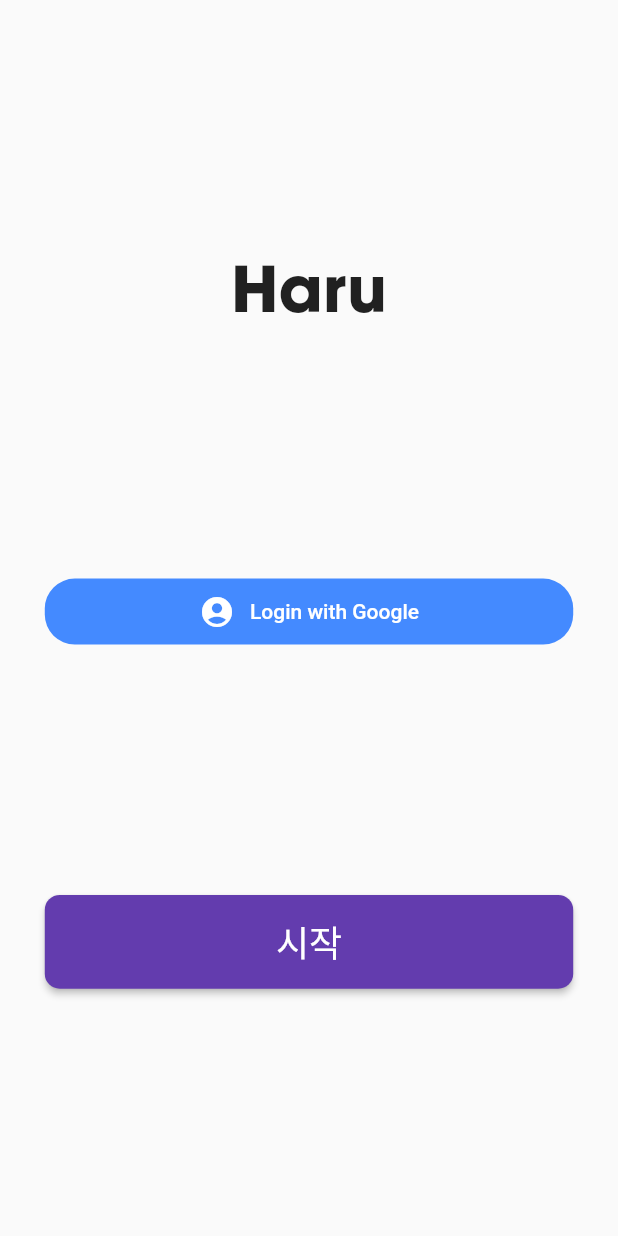
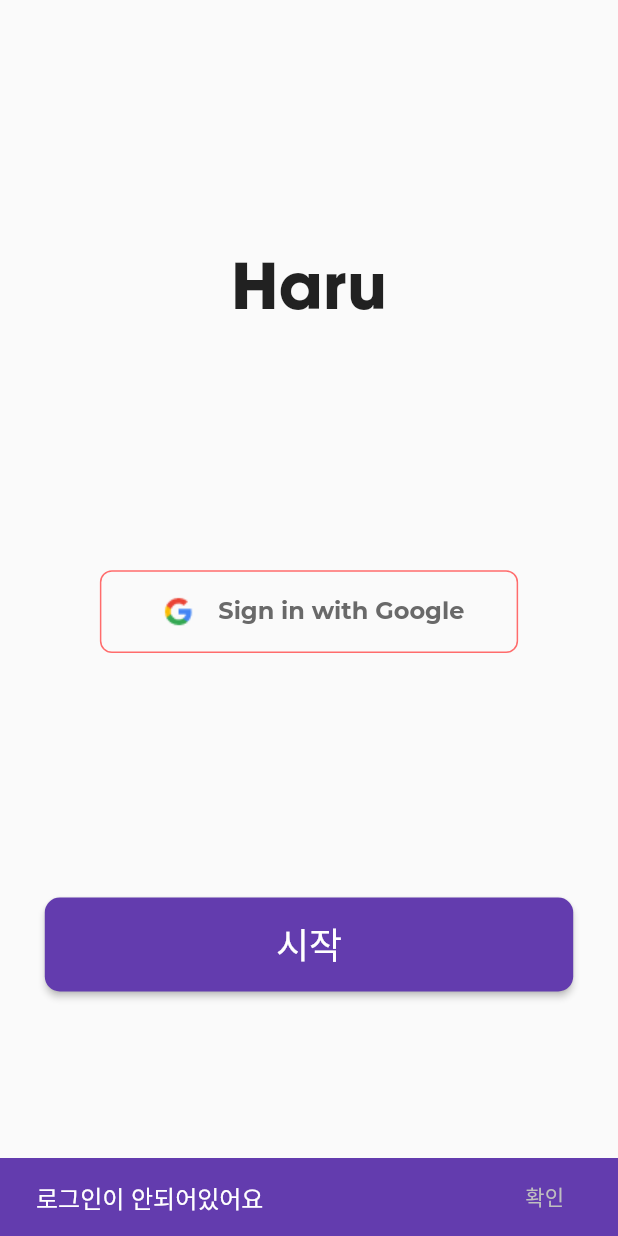
Before and after one commit to JoMinSeo/Haru_Flutter, a Flutter app: the screen it shows after launch, after a tap on "시작", on a phone screen of 412 x 824 dp. Run offline on Flutter 3.47's test engine with Material 2 defaults, Android fonts, the phone set to English and light mode, and no system bars; our stand-ins replace date_picker_timeline, firebase_auth, firebase_core, google_sign_in, logger; missing offline and left inert: fab_circular_menu; accounts and stored records are empty.

Commit message:
[update] ui

```diff
--- a/haru_flutter/lib/screens/Login/login_page.dart
+++ b/haru_flutter/lib/screens/Login/login_page.dart
@@ -16,9 +16,6 @@ class LoginPage extends StatefulWidget {
 
 class _LoginPageState extends State<LoginPage> {
   final GlobalKey<ScaffoldState> _scaffoldKey = new GlobalKey<ScaffoldState>();
-
-  //FirebaseProvider firebaseProvider;
-  //bool doRemember;
 
   GoogleSignIn _googleSignIn = GoogleSignIn();
   FirebaseAuth _auth;
@@ -71,27 +68,35 @@ class _LoginPageState extends State<LoginPage> {
               ),
               Align(
                 alignment: Alignment.center,
-                child: FlatButton(
+                child: OutlineButton(
                   shape: RoundedRectangleBorder(
-                    borderRadius: BorderRadius.circular(20),
+                    borderRadius: BorderRadius.circular(8),
                   ),
                   onPressed: () {
                     onGoogleSignIn(context);
                   },
-                  color: isUserSignedIn ? Colors.green : Colors.blueAccent,
+                  borderSide: BorderSide(color: isUserSignedIn ? kPurple : kPink),
                   child: Padding(
-                    padding: EdgeInsets.all(10),
+                    padding: EdgeInsets.symmetric(
+                        vertical: getProportionateScreenHeight(12),
+                        horizontal: getProportionateScreenWidth(20)),
                     child: Row(
+                      mainAxisSize: MainAxisSize.min,
                       mainAxisAlignment: MainAxisAlignment.center,
-                      crossAxisAlignment: CrossAxisAlignment.center,
-                      children: <Widget>[
-                        Icon(Icons.account_circle, color: Colors.white),
-                        SizedBox(width: 10),
-                        Text(
-                            isUserSignedIn
-                                ? 'You\'re logged in with Google'
-                                : 'Login with Google',
-                            style: TextStyle(color: Colors.white))
+                      children: [
+                        Image(
+                          image: AssetImage("assets/images/google.png"),
+                          height: getProportionateScreenHeight(36.0),
+                        ),
+                        Padding(
+                          padding: EdgeInsets.only(
+                              left: getProportionateScreenWidth(10)),
+                          child: Text(
+                            isUserSignedIn ? "login complete" : "Sign in with Google",
+                            style:
+                                kMont.copyWith(fontSize: 16, color: kBlackGrey),
+                          ),
+                        )
                       ],
                     ),
                   ),
@@ -137,54 +142,15 @@ class _LoginPageState extends State<LoginPage> {
 
   void onGoogleSignIn(BuildContext context) async {
     User user = await _handleSignIn();
-    var userSignedIn = await Navigator.push(
-      context,
-      MaterialPageRoute(
-          builder: (context) => WelcomeUserWidget(user, _googleSignIn)),
-    );
+    var userSignedIn = await _scaffoldKey.currentState.showSnackBar(SnackBar(content: Text("로그인 성공"),));
 
     setState(() {
       isUserSignedIn = userSignedIn == null ? true : false;
     });
   }
 
-  // Widget _signInButton() {
-  //   return OutlineButton(
-  //     splashColor: kGrey,
-  //     onPressed: () {
-  //       FocusScope.of(context).requestFocus(new FocusNode()); // 키보드 감춤
-  //       _signInWithGoogle();
-  //     },
-  //     shape: RoundedRectangleBorder(
-  //       borderRadius: BorderRadius.circular(8),
-  //     ),
-  //     borderSide: BorderSide(color: kBlack),
-  //     child: Padding(
-  //       padding: EdgeInsets.symmetric(
-  //           vertical: getProportionateScreenHeight(12),
-  //           horizontal: getProportionateScreenWidth(20)),
-  //       child: Row(
-  //         mainAxisSize: MainAxisSize.min,
-  //         mainAxisAlignment: MainAxisAlignment.center,
-  //         children: [
-  //           Image(
-  //             image: AssetImage("assets/images/google.png"),
-  //             height: getProportionateScreenHeight(36.0),
-  //           ),
-  //           Padding(
-  //             padding: EdgeInsets.only(left: getProportionateScreenWidth(10)),
-  //             child: Text(
-  //               "Sign in with Google",
-  //               style: kMont.copyWith(fontSize: 16, color: kBlackGrey),
-  //             ),
-  //           )
-  //         ],
-  //       ),
-  //     ),
-  //   );
-  // }
+  Widget loginSuccessButton() {
 
-  Widget loginSuccessButton() {
     return ButtonTheme(
       minWidth: SizeConfig.screenWidth,
       height: getProportionateScreenHeight(68),
@@ -201,76 +167,29 @@ class _LoginPageState extends State<LoginPage> {
           onPressed: () {
             isUserSignedIn == true
                 ? Navigator.push(context,
-                    MaterialPageRoute(builder: (context) => MainPage()))
-                : Scaffold.of(context)
-                    .showSnackBar(SnackBar(content: Text("로그인해 시발럼아")));
+                    MaterialPageRoute(builder: (context) => MainPage(user, _googleSignIn)))
+                : _scaffoldKey.currentState.showSnackBar(
+                    SnackBar(
+                      content: Text(
+                        "로그인이 안되어있어요",
+                        style: kMedium.copyWith(fontSize: 16),
+                      ),
+                      elevation: 0.5,
+                      backgroundColor: kPurple,
+                      duration: Duration(milliseconds: 2000),
+                      action: SnackBarAction(
+                        label: "확인",
+                        textColor: kGrey,
+                        disabledTextColor: kWhite,
+                        onPressed: () {
+                          print("snackBar Action Clicked");
+                        },
+                      ),
+                    ),
+                  );
           },
         ),
       ),
     );
   }
 }
-
-class WelcomeUserWidget extends StatelessWidget {
-  GoogleSignIn _googleSignIn;
-  User _user;
-
-  WelcomeUserWidget(User user, GoogleSignIn signIn) {
-    _user = user;
-    _googleSignIn = signIn;
-  }
-
-  @override
-  Widget build(BuildContext context) {
-    return Scaffold(
-      appBar: AppBar(
-        backgroundColor: Colors.white,
-        iconTheme: IconThemeData(color: Colors.black),
-        elevation: 0,
-      ),
-      body: Container(
-        color: Colors.white,
-        padding: EdgeInsets.all(50),
-        child: Align(
-          alignment: Alignment.center,
-          child: Column(
-            mainAxisAlignment: MainAxisAlignment.center,
-            children: <Widget>[
-              ClipOval(
-                  child: Image.network(_user.photoURL,
-                      width: 100, height: 100, fit: BoxFit.cover)),
-              SizedBox(height: 20),
-              Text('Welcome,', textAlign: TextAlign.center),
-              Text(_user.displayName,
-                  textAlign: TextAlign.center,
-                  style: TextStyle(fontWeight: FontWeight.bold, fontSize: 25)),
-              SizedBox(height: 20),
-              FlatButton(
-                  shape: RoundedRectangleBorder(
-                    borderRadius: BorderRadius.circular(20),
-                  ),
-                  onPressed: () {
-                    _googleSignIn.signOut();
-                    print("로그아웃");
-                    Navigator.pop(context, false);
-                  },
-                  color: Colors.redAccent,
-                  child: Padding(
-                      padding: EdgeInsets.all(10),
-                      child: Row(
-                        mainAxisAlignment: MainAxisAlignment.center,
-                        crossAxisAlignment: CrossAxisAlignment.center,
-                        children: <Widget>[
-                          Icon(Icons.exit_to_app, color: Colors.white),
-                          SizedBox(width: 10),
-                          Text('Log out of Google',
-                              style: TextStyle(color: Colors.white))
-                        ],
-                      )))
-            ],
-          ),
-        ),
-      ),
-    );
-  }
-}
```
Also changed, not shown: haru_flutter/lib/screens/logout/logout_page.dart (added, +82 -0 lines), haru_flutter/lib/screens/main/main_body.dart (+10 -3 lines), haru_flutter/lib/screens/main/main_page.dart (+11 -1 lines).
